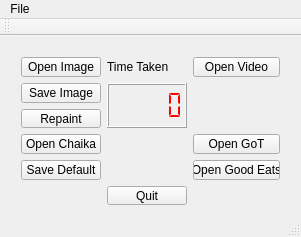
First picture: the form in painterly/painterly/GLWindow.ui, repository twentylemon/painterly, before the edit.
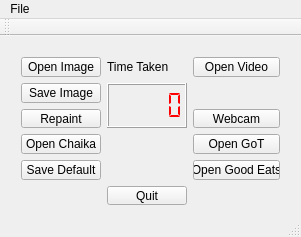
Second picture: the form after the edit.

The edit to the form file:
```diff
--- a/painterly/painterly/GLWindow.ui
+++ b/painterly/painterly/GLWindow.ui
@@ -198,6 +198,13 @@
        </property>
       </widget>
      </item>
+     <item row="2" column="2">
+      <widget class="QPushButton" name="buttonWebcam">
+       <property name="text">
+        <string>Webcam</string>
+       </property>
+      </widget>
+     </item>
     </layout>
    </widget>
   </widget>
```
Left out of the diff: 17 changed lines with no effect on the pictures.
